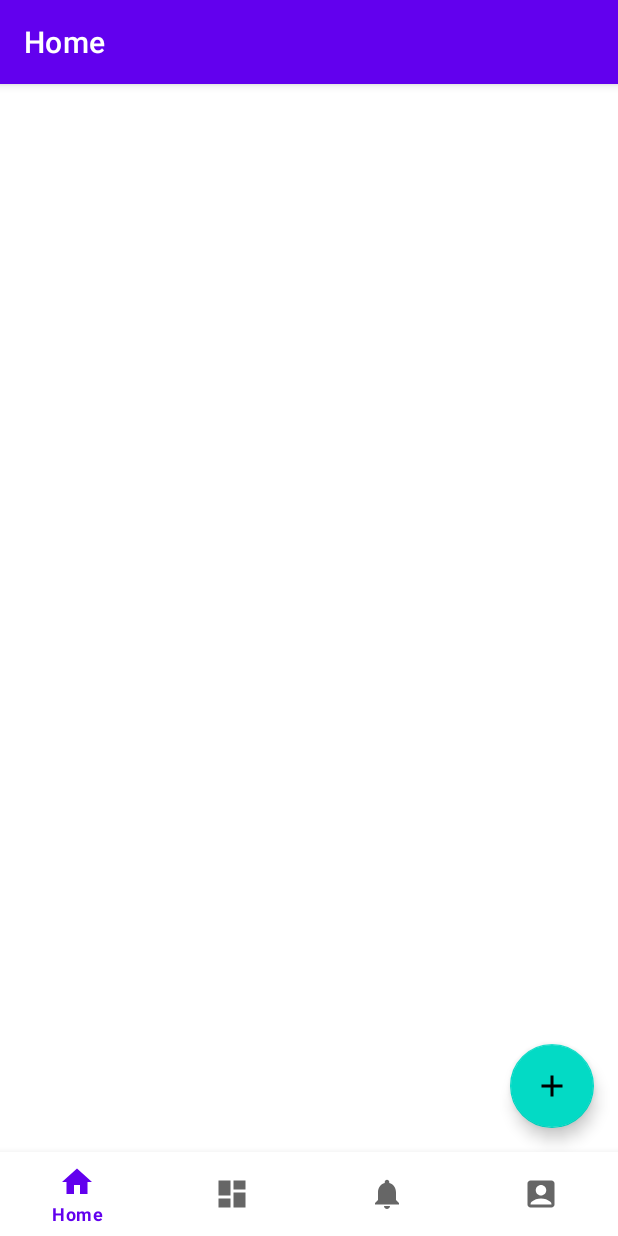
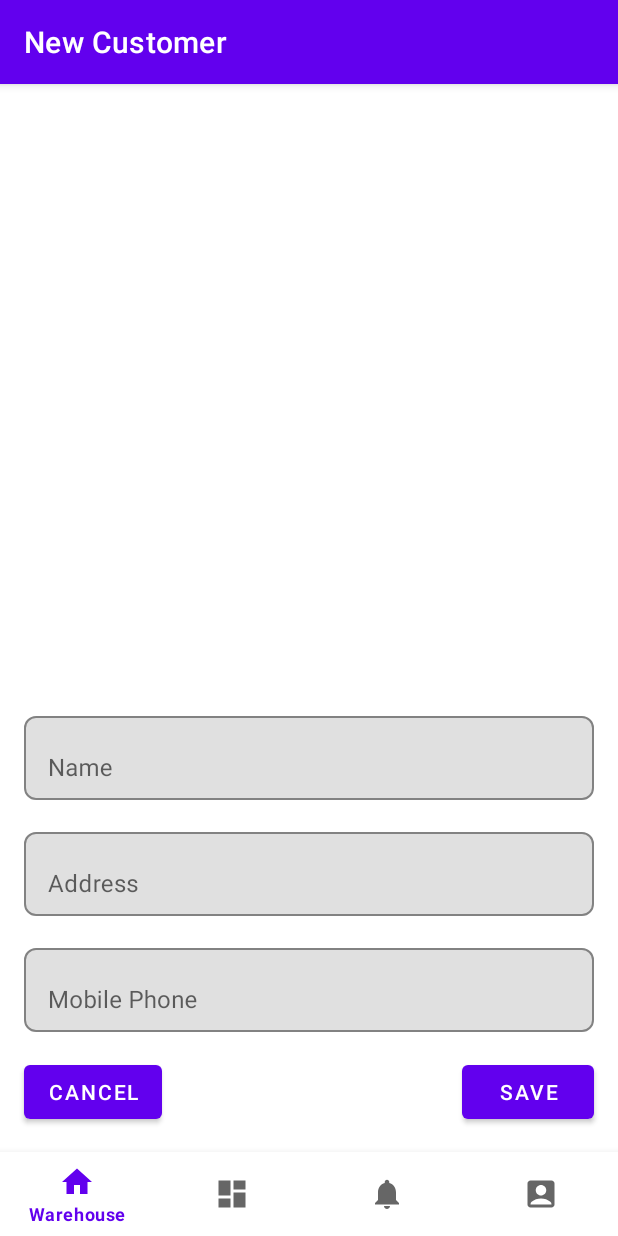
Before and after one commit to ksharshembie/condex, an Android app: the screen it shows after launch (MainActivity), after a tap on an icon or button, on a phone screen of 412 x 824 dp. Run offline under Robolectric (Android 15) with nearby library versions, the phone set to English and light mode, and no system bars; our stand-ins replace navigation-ui.

Commit message:
Customer Layot customized: Name, Address and Mobile Phone editText fields added, Save and Cancel buttons added Menu Name Updated

```diff
--- /dev/null
+++ b/app/src/main/java/com/ksharshembie/condex/ui/customer/CustomerFragment.kt
@@ -0,0 +1,35 @@
+package com.ksharshembie.condex.ui.customer
+
+import android.os.Bundle
+import android.view.LayoutInflater
+import android.view.View
+import android.view.ViewGroup
+import androidx.fragment.app.Fragment
+import androidx.navigation.fragment.findNavController
+import com.ksharshembie.condex.databinding.FragmentCustomerBinding
+
+class CustomerFragment : Fragment() {
+
+    private var _binding: FragmentCustomerBinding? = null
+    private val binding get() = _binding!!
+
+    override fun onCreateView(
+        inflater: LayoutInflater, container: ViewGroup?,
+        savedInstanceState: Bundle?
+    ): View? {
+        // Inflate the layout for this fragment
+        _binding = FragmentCustomerBinding.inflate(inflater, container, false)
+        return binding.root
+    }
+
+    override fun onViewCreated(view: View, savedInstanceState: Bundle?) {
+        super.onViewCreated(view, savedInstanceState)
+        binding.btnCancel.setOnClickListener {
+            findNavController().navigateUp()
+        }
+        binding.btnSave.setOnClickListener {
+            findNavController().navigateUp()
+        }
+    }
+
+}
--- /dev/null
+++ b/app/src/main/res/layout/fragment_customer.xml
@@ -0,0 +1,73 @@
+<?xml version="1.0" encoding="utf-8"?>
+<androidx.constraintlayout.widget.ConstraintLayout xmlns:android="http://schemas.android.com/apk/res/android"
+    xmlns:app="http://schemas.android.com/apk/res-auto"
+    xmlns:tools="http://schemas.android.com/tools"
+    android:layout_width="match_parent"
+    android:layout_height="match_parent"
+    tools:context=".ui.customer.CustomerFragment">
+
+    <Button
+        android:id="@+id/btn_Save"
+        android:layout_width="wrap_content"
+        android:layout_height="wrap_content"
+        android:layout_margin="@dimen/std_margin"
+        android:text="@string/save"
+        app:layout_constraintBottom_toBottomOf="parent"
+        app:layout_constraintEnd_toEndOf="parent" />
+
+    <Button
+        android:id="@+id/btn_Cancel"
+        android:layout_width="wrap_content"
+        android:layout_height="wrap_content"
+        android:layout_margin="@dimen/std_margin"
+        android:text="@string/cancel"
+        app:layout_constraintBottom_toBottomOf="parent"
+        app:layout_constraintStart_toStartOf="parent" />
+
+    <com.google.android.material.textfield.TextInputLayout
+        android:id="@+id/customer_Name"
+        style="@style/editText"
+        android:layout_width="match_parent"
+        android:layout_height="wrap_content"
+        android:layout_margin="@dimen/std_margin"
+        app:layout_constraintBottom_toTopOf="@id/customer_address">
+
+        <com.google.android.material.textfield.TextInputEditText
+            android:layout_width="match_parent"
+            android:layout_height="wrap_content"
+            android:hint="@string/customer_name"
+            android:inputType="textCapWords" />
+    </com.google.android.material.textfield.TextInputLayout>
+
+    <com.google.android.material.textfield.TextInputLayout
+        android:id="@+id/customer_address"
+        style="@style/editText"
+        android:layout_width="match_parent"
+        android:layout_height="wrap_content"
+        android:layout_margin="@dimen/std_margin"
+        app:layout_constraintBottom_toTopOf="@id/customer_mobile_phone">
+
+        <com.google.android.material.textfield.TextInputEditText
+            android:layout_width="match_parent"
+            android:layout_height="wrap_content"
+            android:hint="@string/customer_address"
+            android:inputType="text" />
+    </com.google.android.material.textfield.TextInputLayout>
+
+    <com.google.android.material.textfield.TextInputLayout
+        android:id="@+id/customer_mobile_phone"
+        style="@style/editText"
+        android:layout_width="match_parent"
+        android:layout_height="wrap_content"
+        android:layout_margin="@dimen/std_margin"
+        app:layout_constraintBottom_toTopOf="@id/btn_Save">
+
+        <com.google.android.material.textfield.TextInputEditText
+            android:layout_width="match_parent"
+            android:layout_height="wrap_content"
+            android:hint="@string/customer_mobile_phone"
+            android:inputType="phone" />
+    </com.google.android.material.textfield.TextInputLayout>
+
+
+</androidx.constraintlayout.widget.ConstraintLayout>
--- a/app/src/main/res/values/strings.xml
+++ b/app/src/main/res/values/strings.xml
@@ -1,7 +1,7 @@
 <resources>
-    <string name="app_name">Condex</string>
-    <string name="title_home">Home</string>
-    <string name="title_dashboard">Dashboard</string>
+    <string name="app_name">In-Market</string>
+    <string name="title_home">Warehouse</string>
+    <string name="title_dashboard">Market</string>
     <string name="title_notifications">Notifications</string>
     <string name="title_profile">Profile</string>
     <!-- TODO: Remove or change this placeholder text -->
```
